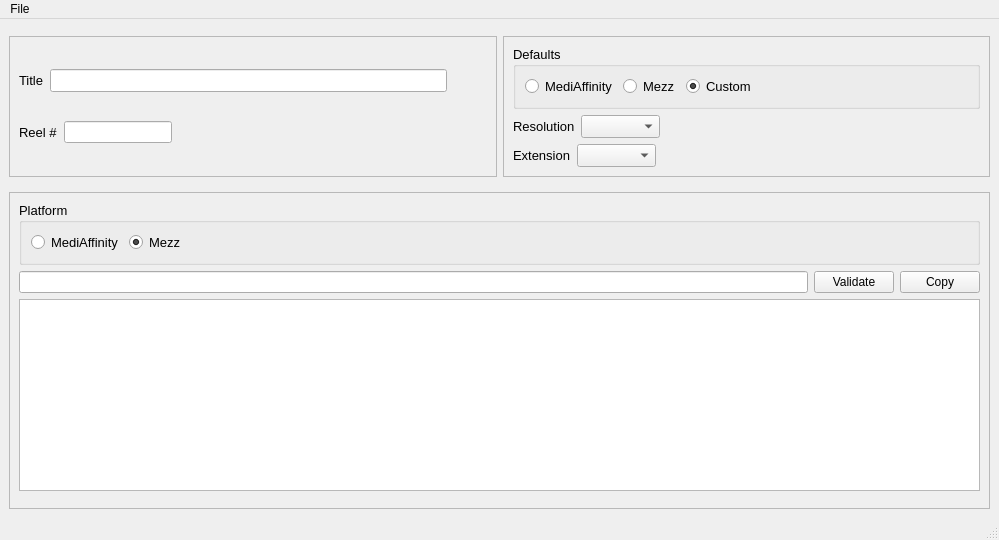
First picture: the form in file_renamer.ui, repository SimonTheChain/file_renamer, before the edit.
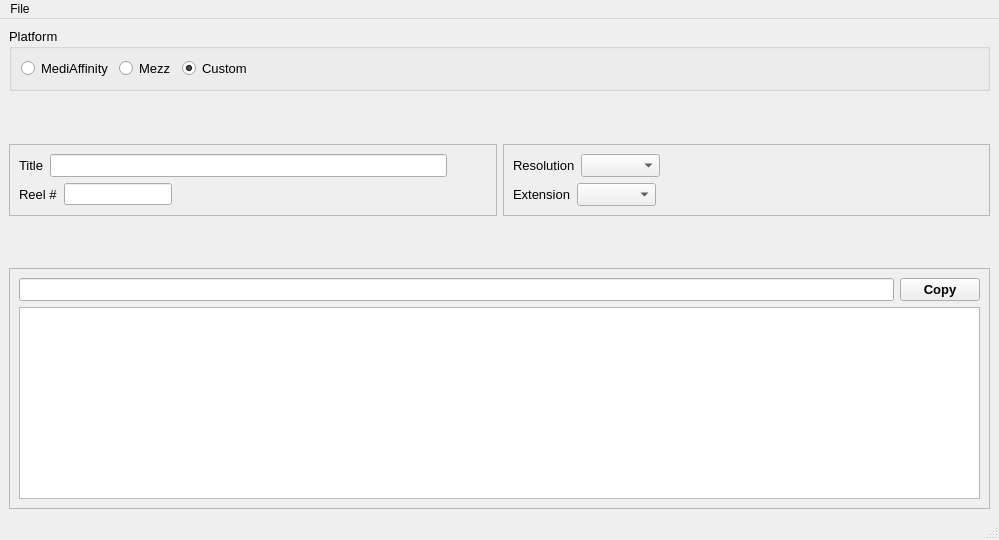
Second picture: the form after the edit.

Commit message: Need to add default check to set_resolution

Diff of the .ui file:
```diff
--- a/file_renamer.ui
+++ b/file_renamer.ui
@@ -15,7 +15,7 @@
   </property>
   <widget class="QWidget" name="centralwidget">
    <layout class="QGridLayout" name="gridLayout">
-    <item row="3" column="0" colspan="2">
+    <item row="4" column="0" colspan="2">
      <widget class="QFrame" name="frame_3">
       <property name="frameShape">
        <enum>QFrame::StyledPanel</enum>
@@ -24,67 +24,29 @@
        <enum>QFrame::Raised</enum>
       </property>
       <layout class="QVBoxLayout" name="verticalLayout_3">
-       <item>
-        <widget class="QGroupBox" name="groupBox_2">
-         <property name="font">
-          <font>
-           <pointsize>10</pointsize>
-          </font>
-         </property>
-         <property name="title">
-          <string>Platform</string>
-         </property>
-         <layout class="QHBoxLayout" name="horizontalLayout_9">
-          <item>
-           <widget class="QRadioButton" name="platform_ma">
-            <property name="text">
-             <string>MediAffinity</string>
-            </property>
-            <property name="checked">
-             <bool>false</bool>
-            </property>
-           </widget>
-          </item>
-          <item>
-           <widget class="QRadioButton" name="platform_mezz">
-            <property name="text">
-             <string>Mezz</string>
-            </property>
-            <property name="checked">
-             <bool>true</bool>
-            </property>
-           </widget>
-          </item>
-          <item>
-           <spacer name="horizontalSpacer_6">
-            <property name="orientation">
-             <enum>Qt::Horizontal</enum>
-            </property>
-            <property name="sizeHint" stdset="0">
-             <size>
-              <width>40</width>
-              <height>20</height>
-             </size>
-            </property>
-           </spacer>
-          </item>
-         </layout>
-        </widget>
-       </item>
        <item>
         <layout class="QHBoxLayout" name="horizontalLayout_3">
          <item>
-          <widget class="QLineEdit" name="results_line"/>
-         </item>
-         <item>
-          <widget class="QPushButton" name="validate_btn">
-           <property name="text">
-            <string>Validate</string>
+          <widget class="QLineEdit" name="results_line">
+           <property name="font">
+            <font>
+             <pointsize>10</pointsize>
+            </font>
+           </property>
+           <property name="readOnly">
+            <bool>false</bool>
            </property>
           </widget>
          </item>
          <item>
           <widget class="QPushButton" name="copy_btn">
+           <property name="font">
+            <font>
+             <pointsize>10</pointsize>
+             <weight>75</weight>
+             <bold>true</bold>
+            </font>
+           </property>
            <property name="text">
             <string>Copy</string>
            </property>
@@ -100,180 +62,22 @@
            <verstretch>0</verstretch>
           </sizepolicy>
          </property>
+         <property name="font">
+          <font>
+           <pointsize>10</pointsize>
+           <weight>75</weight>
+           <bold>true</bold>
+          </font>
+         </property>
          <property name="readOnly">
           <bool>true</bool>
          </property>
         </widget>
        </item>
-       <item>
-        <spacer name="verticalSpacer_3">
-         <property name="orientation">
-          <enum>Qt::Vertical</enum>
-         </property>
-         <property name="sizeHint" stdset="0">
-          <size>
-           <width>20</width>
-           <height>40</height>
-          </size>
-         </property>
-        </spacer>
-       </item>
       </layout>
      </widget>
     </item>
-    <item row="1" column="1">
-     <widget class="QFrame" name="frame_2">
-      <property name="frameShape">
-       <enum>QFrame::StyledPanel</enum>
-      </property>
-      <property name="frameShadow">
-       <enum>QFrame::Raised</enum>
-      </property>
-      <layout class="QVBoxLayout" name="verticalLayout_2">
-       <item>
-        <widget class="QGroupBox" name="groupBox">
-         <property name="font">
-          <font>
-           <pointsize>10</pointsize>
-          </font>
-         </property>
-         <property name="title">
-          <string>Defaults</string>
-         </property>
-         <layout class="QHBoxLayout" name="horizontalLayout_5">
-          <item>
-           <widget class="QRadioButton" name="default_ma">
-            <property name="font">
-             <font>
-              <pointsize>10</pointsize>
-             </font>
-            </property>
-            <property name="text">
-             <string>MediAffinity</string>
-            </property>
-            <property name="checked">
-             <bool>false</bool>
-            </property>
-           </widget>
-          </item>
-          <item>
-           <widget class="QRadioButton" name="default_mezz">
-            <property name="font">
-             <font>
-              <pointsize>10</pointsize>
-             </font>
-            </property>
-            <property name="text">
-             <string>Mezz</string>
-            </property>
-           </widget>
-          </item>
-          <item>
-           <widget class="QRadioButton" name="default_custom">
-            <property name="text">
-             <string>Custom</string>
-            </property>
-            <property name="checked">
-             <bool>true</bool>
-            </property>
-           </widget>
-          </item>
-          <item>
-           <spacer name="horizontalSpacer_3">
-            <property name="orientation">
-             <enum>Qt::Horizontal</enum>
-            </property>
-            <property name="sizeHint" stdset="0">
-             <size>
-              <width>40</width>
-              <height>20</height>
-             </size>
-            </property>
-           </spacer>
-          </item>
-         </layout>
-        </widget>
-       </item>
-       <item>
-        <layout class="QHBoxLayout" name="horizontalLayout_8">
-         <item>
-          <widget class="QLabel" name="label_4">
-           <property name="font">
-            <font>
-             <pointsize>10</pointsize>
-            </font>
-           </property>
-           <property name="text">
-            <string>Resolution</string>
-           </property>
-          </widget>
-         </item>
-         <item>
-          <widget class="QComboBox" name="resolution_combo">
-           <property name="font">
-            <font>
-             <pointsize>10</pointsize>
-            </font>
-           </property>
-          </widget>
-         </item>
-         <item>
-          <spacer name="horizontalSpacer_5">
-           <property name="orientation">
-            <enum>Qt::Horizontal</enum>
-           </property>
-           <property name="sizeHint" stdset="0">
-            <size>
-             <width>40</width>
-             <height>20</height>
-            </size>
-           </property>
-          </spacer>
-         </item>
-        </layout>
-       </item>
-       <item>
-        <layout class="QHBoxLayout" name="horizontalLayout_2">
-         <item>
-          <widget class="QLabel" name="label_2">
-           <property name="font">
-            <font>
-             <pointsize>10</pointsize>
-            </font>
-           </property>
-           <property name="text">
-            <string>Extension</string>
-           </property>
-          </widget>
-         </item>
-         <item>
-          <widget class="QComboBox" name="extension_combo">
-           <property name="font">
-            <font>
-             <pointsize>10</pointsize>
-            </font>
-           </property>
-          </widget>
-         </item>
-         <item>
-          <spacer name="horizontalSpacer_2">
-           <property name="orientation">
-            <enum>Qt::Horizontal</enum>
-           </property>
-           <property name="sizeHint" stdset="0">
-            <size>
-             <width>40</width>
-             <height>20</height>
-            </size>
-           </property>
-          </spacer>
-         </item>
-        </layout>
-       </item>
-      </layout>
-     </widget>
-    </item>
-    <item row="1" column="0">
+    <item row="2" column="0">
      <widget class="QFrame" name="frame">
       <property name="frameShape">
        <enum>QFrame::StyledPanel</enum>
@@ -373,46 +177,172 @@
       </layout>
      </widget>
     </item>
-    <item row="0" column="0">
-     <spacer name="verticalSpacer_4">
-      <property name="orientation">
-       <enum>Qt::Vertical</enum>
-      </property>
-      <property name="sizeHint" stdset="0">
-       <size>
-        <width>20</width>
-        <height>40</height>
-       </size>
-      </property>
-     </spacer>
-    </item>
-    <item row="0" column="1">
-     <spacer name="verticalSpacer_5">
-      <property name="orientation">
-       <enum>Qt::Vertical</enum>
-      </property>
-      <property name="sizeHint" stdset="0">
-       <size>
-        <width>20</width>
-        <height>40</height>
-       </size>
-      </property>
-     </spacer>
-    </item>
-    <item row="2" column="0">
-     <spacer name="verticalSpacer">
-      <property name="orientation">
-       <enum>Qt::Vertical</enum>
-      </property>
-      <property name="sizeHint" stdset="0">
-       <size>
-        <width>20</width>
-        <height>40</height>
-       </size>
-      </property>
-     </spacer>
-    </item>
     <item row="2" column="1">
+     <widget class="QFrame" name="frame_2">
+      <property name="frameShape">
+       <enum>QFrame::StyledPanel</enum>
+      </property>
+      <property name="frameShadow">
+       <enum>QFrame::Raised</enum>
+      </property>
+      <layout class="QVBoxLayout" name="verticalLayout_2">
+       <item>
+        <layout class="QHBoxLayout" name="horizontalLayout_8">
+         <item>
+          <widget class="QLabel" name="label_4">
+           <property name="font">
+            <font>
+             <pointsize>10</pointsize>
+            </font>
+           </property>
+           <property name="text">
+            <string>Resolution</string>
+           </property>
+          </widget>
+         </item>
+         <item>
+          <widget class="QComboBox" name="resolution_combo">
+           <property name="font">
+            <font>
+             <pointsize>10</pointsize>
+            </font>
+           </property>
+          </widget>
+         </item>
+         <item>
+          <spacer name="horizontalSpacer_5">
+           <property name="orientation">
+            <enum>Qt::Horizontal</enum>
+           </property>
+           <property name="sizeHint" stdset="0">
+            <size>
+             <width>40</width>
+             <height>20</height>
+            </size>
+           </property>
+          </spacer>
+         </item>
+        </layout>
+       </item>
+       <item>
+        <layout class="QHBoxLayout" name="horizontalLayout_2">
+         <item>
+          <widget class="QLabel" name="label_2">
+           <property name="font">
+            <font>
+             <pointsize>10</pointsize>
+            </font>
+           </property>
+           <property name="text">
+            <string>Extension</string>
+           </property>
+          </widget>
+         </item>
+         <item>
+          <widget class="QComboBox" name="extension_combo">
+           <property name="font">
+            <font>
+             <pointsize>10</pointsize>
+            </font>
+           </property>
+          </widget>
+         </item>
+         <item>
+          <spacer name="horizontalSpacer_2">
+           <property name="orientation">
+            <enum>Qt::Horizontal</enum>
+           </property>
+           <property name="sizeHint" stdset="0">
+            <size>
+             <width>40</width>
+             <height>20</height>
+            </size>
+           </property>
+          </spacer>
+         </item>
+        </layout>
+       </item>
+      </layout>
+     </widget>
+    </item>
+    <item row="0" column="0" colspan="2">
+     <widget class="QGroupBox" name="groupBox">
+      <property name="font">
+       <font>
+        <pointsize>10</pointsize>
+       </font>
+      </property>
+      <property name="title">
+       <string>Platform</string>
+      </property>
+      <layout class="QHBoxLayout" name="horizontalLayout_5">
+       <item>
+        <widget class="QRadioButton" name="default_ma">
+         <property name="font">
+          <font>
+           <pointsize>10</pointsize>
+          </font>
+         </property>
+         <property name="text">
+          <string>MediAffinity</string>
+         </property>
+         <property name="checked">
+          <bool>false</bool>
+         </property>
+        </widget>
+       </item>
+       <item>
+        <widget class="QRadioButton" name="default_mezz">
+         <property name="font">
+          <font>
+           <pointsize>10</pointsize>
+          </font>
+         </property>
+         <property name="text">
+          <string>Mezz</string>
+         </property>
+        </widget>
+       </item>
+       <item>
+        <widget class="QRadioButton" name="default_custom">
+         <property name="text">
+          <string>Custom</string>
+         </property>
+         <property name="checked">
+          <bool>true</bool>
+         </property>
+        </widget>
+       </item>
+       <item>
+        <spacer name="horizontalSpacer_3">
+         <property name="orientation">
+          <enum>Qt::Horizontal</enum>
+         </property>
+         <property name="sizeHint" stdset="0">
+          <size>
+           <width>40</width>
+           <height>20</height>
+          </size>
+         </property>
+        </spacer>
+       </item>
+      </layout>
+     </widget>
+    </item>
+    <item row="1" column="0">
+     <spacer name="verticalSpacer">
+      <property name="orientation">
+       <enum>Qt::Vertical</enum>
+      </property>
+      <property name="sizeHint" stdset="0">
+       <size>
+        <width>20</width>
+        <height>40</height>
+       </size>
+      </property>
+     </spacer>
+    </item>
+    <item row="1" column="1">
      <spacer name="verticalSpacer_2">
       <property name="orientation">
        <enum>Qt::Vertical</enum>
@@ -425,6 +355,32 @@
       </property>
      </spacer>
     </item>
+    <item row="3" column="0">
+     <spacer name="verticalSpacer_3">
+      <property name="orientation">
+       <enum>Qt::Vertical</enum>
+      </property>
+      <property name="sizeHint" stdset="0">
+       <size>
+        <width>20</width>
+        <height>40</height>
+       </size>
+      </property>
+     </spacer>
+    </item>
+    <item row="3" column="1">
+     <spacer name="verticalSpacer_4">
+      <property name="orientation">
+       <enum>Qt::Vertical</enum>
+      </property>
+      <property name="sizeHint" stdset="0">
+       <size>
+        <width>20</width>
+        <height>40</height>
+       </size>
+      </property>
+     </spacer>
+    </item>
    </layout>
   </widget>
   <widget class="QMenuBar" name="menubar">
```
Left out of the diff: 4 changed lines with no effect on the pictures. The commit also changes 3 other files.
